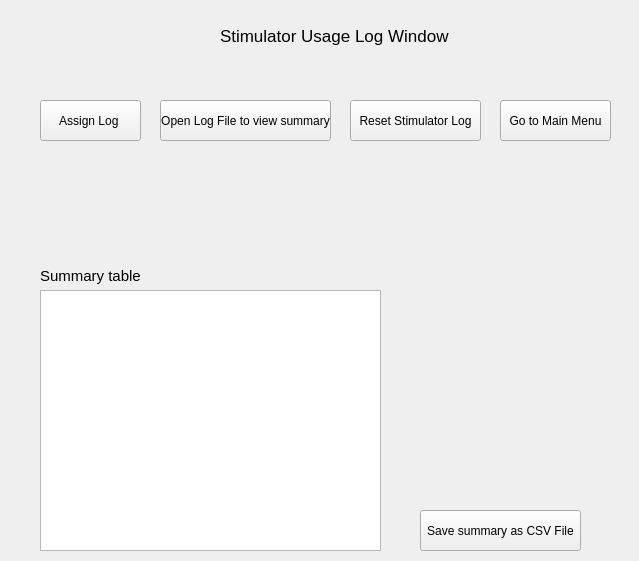
Old version of the form POML060_v1/stimulatorlogwindow.ui in the repository viniltc/POML060.
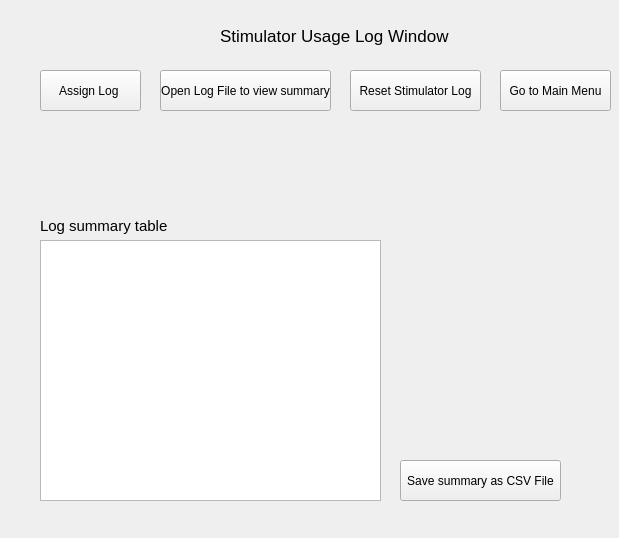
New version of the form.

Diff of the .ui file:
```diff
--- a/POML060_v1/stimulatorlogwindow.ui
+++ b/POML060_v1/stimulatorlogwindow.ui
@@ -6,8 +6,8 @@
    <rect>
     <x>0</x>
     <y>0</y>
-    <width>639</width>
-    <height>561</height>
+    <width>619</width>
+    <height>538</height>
    </rect>
   </property>
   <property name="windowTitle">
@@ -35,7 +35,7 @@
    <property name="geometry">
     <rect>
      <x>500</x>
-     <y>100</y>
+     <y>70</y>
      <width>111</width>
      <height>41</height>
     </rect>
@@ -48,7 +48,7 @@
    <property name="geometry">
     <rect>
      <x>350</x>
-     <y>100</y>
+     <y>70</y>
      <width>131</width>
      <height>41</height>
     </rect>
@@ -61,7 +61,7 @@
    <property name="geometry">
     <rect>
      <x>40</x>
-     <y>290</y>
+     <y>240</y>
      <width>341</width>
      <height>261</height>
     </rect>
@@ -71,7 +71,7 @@
    <property name="geometry">
     <rect>
      <x>40</x>
-     <y>260</y>
+     <y>210</y>
      <width>231</width>
      <height>31</height>
     </rect>
@@ -82,14 +82,14 @@
     </font>
    </property>
    <property name="text">
-    <string>Summary table</string>
+    <string>Log summary table</string>
    </property>
   </widget>
   <widget class="QPushButton" name="pushButton_4">
    <property name="geometry">
     <rect>
      <x>160</x>
-     <y>100</y>
+     <y>70</y>
      <width>171</width>
      <height>41</height>
     </rect>
@@ -101,8 +101,8 @@
   <widget class="QLabel" name="label_3">
    <property name="geometry">
     <rect>
-     <x>220</x>
-     <y>180</y>
+     <x>250</x>
+     <y>130</y>
      <width>161</width>
      <height>21</height>
     </rect>
@@ -121,7 +121,7 @@
    <property name="geometry">
     <rect>
      <x>190</x>
-     <y>230</y>
+     <y>160</y>
      <width>291</width>
      <height>16</height>
     </rect>
@@ -134,7 +134,7 @@
    <property name="geometry">
     <rect>
      <x>40</x>
-     <y>100</y>
+     <y>70</y>
      <width>101</width>
      <height>41</height>
     </rect>
@@ -146,8 +146,8 @@
   <widget class="QPushButton" name="pushButton_2">
    <property name="geometry">
     <rect>
-     <x>420</x>
-     <y>510</y>
+     <x>400</x>
+     <y>460</y>
      <width>161</width>
      <height>41</height>
     </rect>
```
